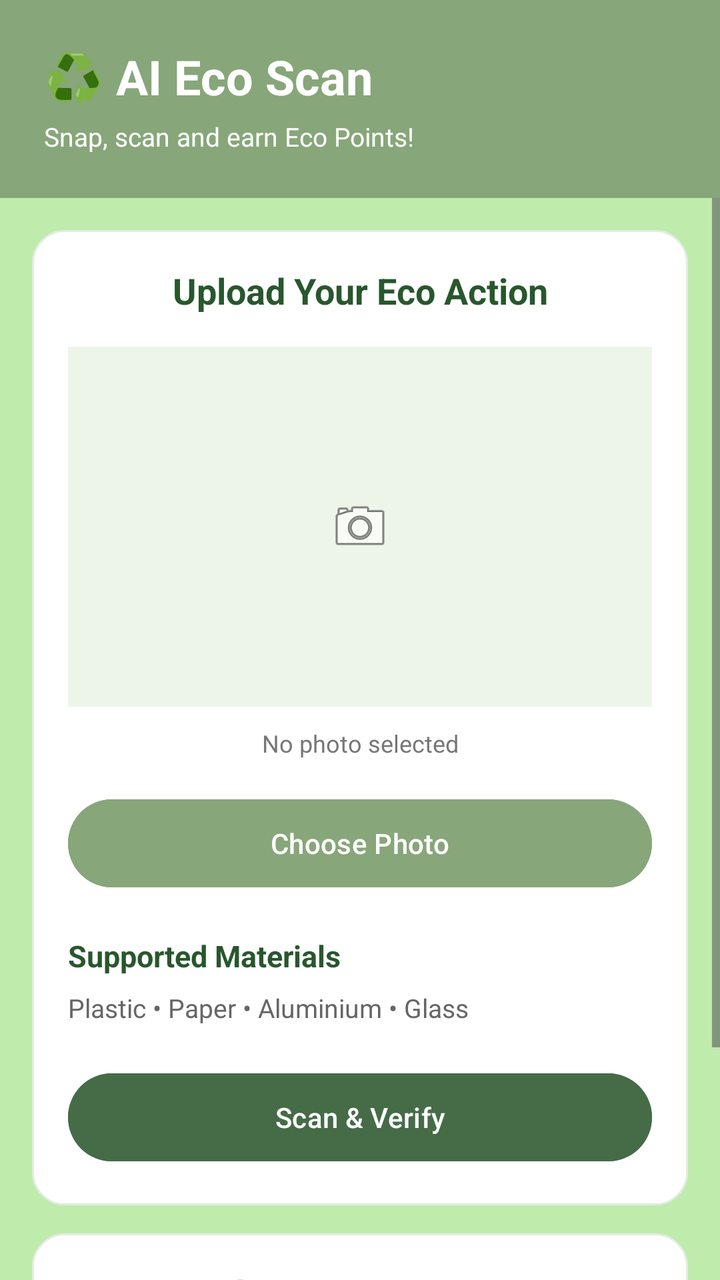
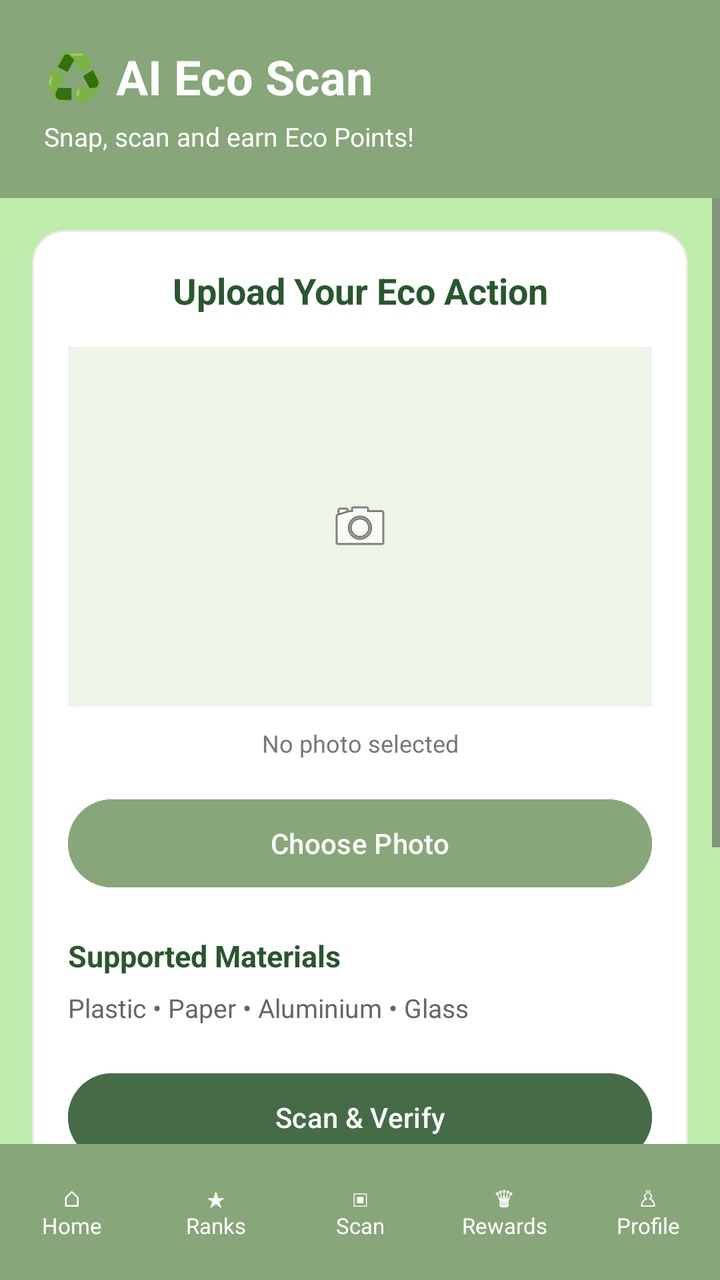

Two renders of the same Android screen: before a commit and after it. Below are the layout's source before the change and the commit's diff.
<!-- AndroidManifest.xml: application theme Theme.UMEcoverse -->
<!-- res/layout/activity_scan.xml -->
<LinearLayout xmlns:android="http://schemas.android.com/apk/res/android"
    android:layout_width="match_parent"
    android:layout_height="match_parent"
    android:orientation="vertical"
    android:background="#BFEBAD">

    <LinearLayout
        android:layout_width="match_parent"
        android:layout_height="wrap_content"
        android:orientation="vertical"
        android:background="#87A679"
        android:padding="22dp">

        <TextView
            android:layout_width="match_parent"
            android:layout_height="wrap_content"
            android:text="♻️ AI Eco Scan"
            android:textColor="#FFFFFF"
            android:textStyle="bold"
            android:textSize="24sp" />

        <TextView
            android:layout_width="match_parent"
            android:layout_height="wrap_content"
            android:text="Snap, scan and earn Eco Points!"
            android:textColor="#FFFFFF"
            android:textSize="13sp"
            android:layout_marginTop="5dp" />
    </LinearLayout>

    <ScrollView
        android:layout_width="match_parent"
        android:layout_height="0dp"
        android:layout_weight="1">

        <LinearLayout
            android:layout_width="match_parent"
            android:layout_height="wrap_content"
            android:orientation="vertical"
            android:padding="16dp">

            <LinearLayout
                android:layout_width="match_parent"
                android:layout_height="wrap_content"
                android:orientation="vertical"
                android:background="@drawable/eco_card"
                android:padding="18dp"
                android:layout_marginBottom="14dp">

                <TextView
                    android:layout_width="match_parent"
                    android:layout_height="wrap_content"
                    android:text="Upload Your Eco Action"
                    android:textColor="#28572D"
                    android:textStyle="bold"
                    android:textSize="18sp"
                    android:gravity="center" />

                <ImageView
                    android:id="@+id/imgPreview"
                    android:layout_width="match_parent"
                    android:layout_height="180dp"
                    android:layout_marginTop="16dp"
                    android:background="#EDF5E9"
                    android:src="@android:drawable/ic_menu_camera"
                    android:scaleType="centerInside"
                    android:contentDescription="Selected image preview" />

                <TextView
                    android:id="@+id/tvImageStatus"
                    android:layout_width="match_parent"
                    android:layout_height="wrap_content"
                    android:text="No photo selected"
                    android:textColor="#777777"
                    android:textSize="12sp"
                    android:gravity="center"
                    android:layout_marginTop="10dp" />

                <Button
                    android:id="@+id/btnChoosePhoto"
                    android:layout_width="match_parent"
                    android:layout_height="52dp"
                    android:text="Choose Photo"
                    android:textAllCaps="false"
                    android:textColor="#FFFFFF"
                    android:backgroundTint="#87A679"
                    android:layout_marginTop="16dp" />

                <TextView
                    android:layout_width="match_parent"
                    android:layout_height="wrap_content"
                    android:text="Supported Materials"
                    android:textColor="#28572D"
                    android:textStyle="bold"
                    android:textSize="15sp"
                    android:layout_marginTop="20dp" />

                <TextView
                    android:layout_width="match_parent"
                    android:layout_height="wrap_content"
                    android:text="Plastic • Paper • Aluminium • Glass"
                    android:textColor="#666666"
                    android:textSize="13sp"
                    android:layout_marginTop="7dp" />

                <Button
                    android:id="@+id/btnScanVerify"
                    android:layout_width="match_parent"
                    android:layout_height="52dp"
                    android:text="Scan &amp; Verify"
                    android:textAllCaps="false"
                    android:textColor="#FFFFFF"
                    android:backgroundTint="#456B47"
                    android:layout_marginTop="20dp" />
            </LinearLayout>

            <LinearLayout
                android:layout_width="match_parent"
                android:layout_height="wrap_content"
                android:orientation="vertical"
                android:background="@drawable/eco_card"
                android:padding="18dp">

                <TextView
                    android:layout_width="match_parent"
                    android:layout_height="wrap_content"
                    android:text="How It Works"
                    android:textColor="#28572D"
                    android:textStyle="bold"
                    android:textSize="17sp" />

                <TextView
                    android:layout_width="match_parent"
                    android:layout_height="wrap_content"
                    android:text="1. Upload a clear photo&#10;2. AI identifies the material&#10;3. Anti-cheat checks your submission&#10;4. Earn points and learn an eco-fact"
                    android:textColor="#666666"
                    android:textSize="13sp"
                    android:lineSpacingExtra="7dp"
                    android:layout_marginTop="12dp" />
            </LinearLayout>

        </LinearLayout>
    </ScrollView>

</LinearLayout>
<!-- resources referenced by this layout -->
<resources>
  <!-- drawable eco_card (drawable) -->
  <shape xmlns:android="http://schemas.android.com/apk/res/android"
      android:shape="rectangle">
  
      <solid android:color="#FFFFFF" />
  
      <corners android:radius="16dp" />
  
      <stroke
          android:width="1dp"
          android:color="#E2EDE0" />
  
  </shape>
  <style name="Theme.UMEcoverse" parent="Base.Theme.UMEcoverse" />
  <style name="Base.Theme.UMEcoverse" parent="Theme.Material3.DayNight.NoActionBar">
          
          
      </style>
</resources>

<!-- the commit's change to res/layout/activity_scan.xml (unified diff, before → after) -->
@@ -141,5 +141,41 @@
 
         </LinearLayout>
     </ScrollView>
+    <include layout="@layout/bottom_navigation" />
+</LinearLayout>
+<!-- res/layout/bottom_navigation.xml (included above) -->
+<?xml version="1.0" encoding="utf-8"?>
+<LinearLayout
+    xmlns:android="http://schemas.android.com/apk/res/android"
+    android:layout_width="match_parent"
+    android:layout_height="68dp"
+    android:orientation="horizontal"
+    android:gravity="center"
+    android:background="#87A679">
+
+    <TextView
+        android:id="@+id/navHome"
+        style="@style/EcoBottomNav"
+        android:text="⌂&#10;Home" />
+
+    <TextView
+        android:id="@+id/navRanks"
+        style="@style/EcoBottomNav"
+        android:text="★&#10;Ranks" />
+
+    <TextView
+        android:id="@+id/navScan"
+        style="@style/EcoBottomNav"
+        android:text="▣&#10;Scan" />
+
+    <TextView
+        android:id="@+id/navRewards"
+        style="@style/EcoBottomNav"
+        android:text="♛&#10;Rewards" />
+
+    <TextView
+        android:id="@+id/navProfile"
+        style="@style/EcoBottomNav"
+        android:text="♙&#10;Profile" />
 
 </LinearLayout>
<!-- resource entries referenced after the edit -->
@@ -13,6 +13,16 @@
           android:color="#E2EDE0" />
   
   </shape>
+  <style name="EcoBottomNav">
+          <item name="android:layout_width">0dp</item>
+          <item name="android:layout_height">match_parent</item>
+          <item name="android:layout_weight">1</item>
+          <item name="android:gravity">center</item>
+          <item name="android:textColor">#FFFFFF</item>
+          <item name="android:textSize">11sp</item>
+          <item name="android:clickable">true</item>
+          <item name="android:focusable">true</item>
+      </style>
   <style name="Theme.UMEcoverse" parent="Base.Theme.UMEcoverse" />
   <style name="Base.Theme.UMEcoverse" parent="Theme.Material3.DayNight.NoActionBar">
           
